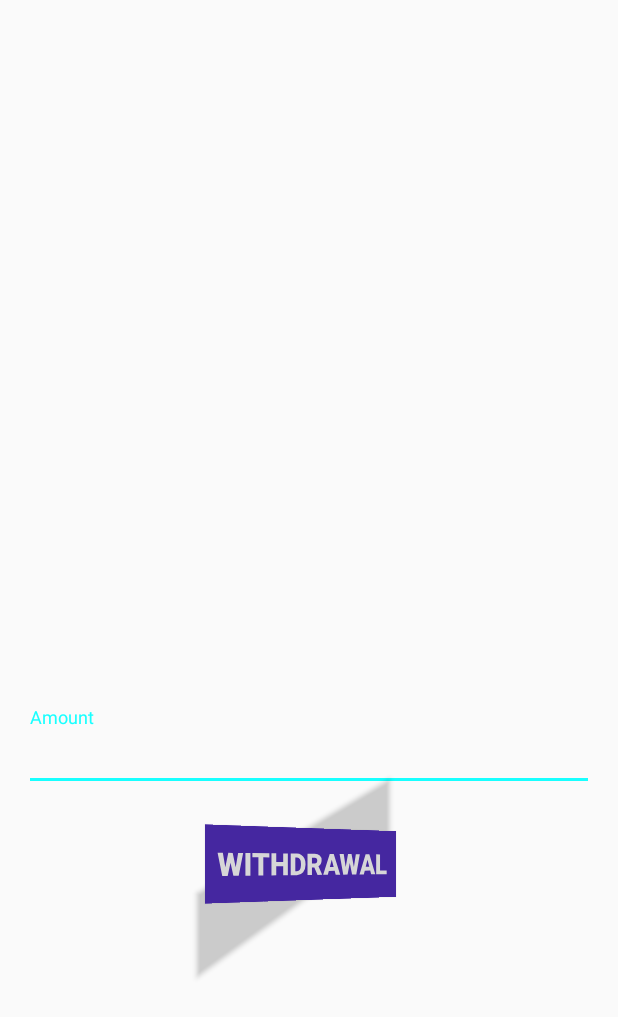
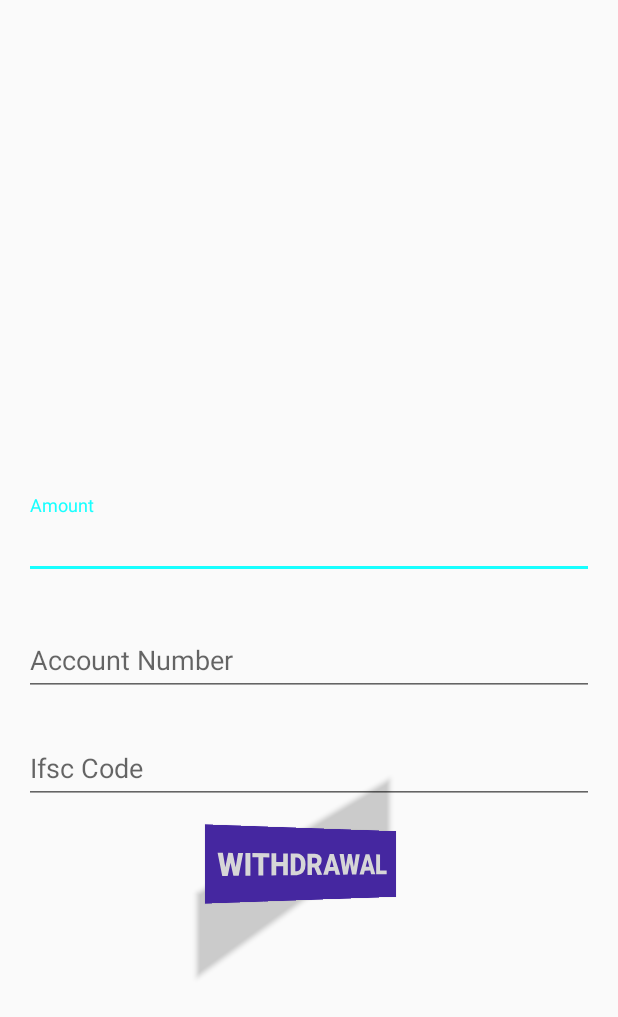
Before and after one commit to cmFodWx5YWRhdjEyMTA5/KwizzApppp, an Android app: the layout fragment_withdrawal_points.xml on its own in the app's theme, with its tools: preview values and no code run, on a phone screen of 412 x 824 dp. Shown: the top 1017 px of the screen. Run offline under Robolectric (Android 15) with nearby library versions, the phone set to English and light mode, and no system bars.

Commit message:
Commit from home

```diff
--- a/app/src/main/java/com/example/mayank/kwizzapp/viewmodels/Transactions.kt
+++ b/app/src/main/java/com/example/mayank/kwizzapp/viewmodels/Transactions.kt
@@ -21,6 +21,12 @@ class Transactions {
         var mobileNumber : String? = null
         var email : String? = null
         var product :String? = null
+    }
+
+    class WithdrawalPoints {
+        var amount : String? = null
+        var accountNumber : String? = null
+        var ifscCode : String? = null
     }
 
 
--- a/app/src/main/res/layout/fragment_withdrawal_points.xml
+++ b/app/src/main/res/layout/fragment_withdrawal_points.xml
@@ -1,10 +1,23 @@
 <?xml version="1.0" encoding="utf-8"?>
+<layout xmlns:bind="http://schemas.android.com/apk/res-auto">
+    <data class="WithdrawalPointsBinding">
+        <import type="android.view.View" />
+
+        <variable
+            name="DisableBankDetails"
+            type="java.lang.Boolean" />
+        <variable
+            name="WithdrawalPointsVm"
+            type="com.example.mayank.googleplaygame.network.wallet.Transactions.WithdrawalPoints"/>
+    </data>
     <FrameLayout xmlns:android="http://schemas.android.com/apk/res/android"
         xmlns:tools="http://schemas.android.com/tools"
         android:layout_width="match_parent"
         android:layout_height="match_parent"
         tools:context=".wallet.WithdrawalPointsFragment">
 
-    <include layout="@layout/withdrawal_points_layout"/>
+        <include layout="@layout/withdrawal_points_layout"
+            bind:WithdrawalPointsVm="@{WithdrawalPointsVm}"/>
 
     </FrameLayout>
+</layout>
--- a/app/src/main/res/layout/withdrawal_points_layout.xml
+++ b/app/src/main/res/layout/withdrawal_points_layout.xml
@@ -1,22 +1,37 @@
 <?xml version="1.0" encoding="utf-8"?>
-<android.support.constraint.ConstraintLayout xmlns:android="http://schemas.android.com/apk/res/android"
+<layout xmlns:android="http://schemas.android.com/apk/res/android"
     xmlns:app="http://schemas.android.com/apk/res-auto"
-    xmlns:tools="http://schemas.android.com/tools"
+    xmlns:tools="http://schemas.android.com/tools">
+
+    <data>
+
+        <import type="android.view.View" />
+
+        <variable
+            name="DisableBankDetails"
+            type="java.lang.Boolean" />
+
+        <variable
+            name="WithdrawalPointsVm"
+            type="com.example.mayank.googleplaygame.network.wallet.Transactions.WithdrawalPoints" />
+    </data>
+
+    <android.support.constraint.ConstraintLayout
         android:layout_width="match_parent"
         android:layout_height="match_parent"
         tools:context=".wallet.WithdrawalPointsFragment">
 
         <android.support.design.widget.TextInputLayout
-        android:layout_margin="16dp"
             android:id="@+id/inputLayoutAmount"
             android:layout_width="match_parent"
             android:layout_height="wrap_content"
+            android:layout_margin="16dp"
+            android:layout_marginStart="8dp"
+            android:layout_marginLeft="8dp"
+            android:layout_marginTop="8dp"
+            android:layout_marginEnd="8dp"
+            android:layout_marginRight="8dp"
             android:layout_marginBottom="8dp"
-        android:layout_marginEnd="8dp"
-        android:layout_marginLeft="8dp"
-        android:layout_marginRight="8dp"
-        android:layout_marginStart="8dp"
-        android:layout_marginTop="8dp"
             app:layout_constraintBottom_toTopOf="@+id/inputLayoutAccountNumber"
             app:layout_constraintEnd_toEndOf="parent"
             app:layout_constraintHorizontal_bias="0.501"
@@ -25,6 +40,7 @@
             app:layout_constraintVertical_bias="0.981">
 
             <android.support.design.widget.TextInputEditText
+                android:text="@={WithdrawalPointsVm.amount}"
                 android:id="@+id/editTextAmount"
                 android:layout_width="match_parent"
                 android:layout_height="wrap_content"
@@ -32,21 +48,22 @@
         </android.support.design.widget.TextInputLayout>
 
         <android.support.design.widget.TextInputLayout
-        android:visibility="gone"
-        android:layout_margin="16dp"
+            android:visibility="@{DisableBankDetails ? View.GONE : View.VISIBLE}"
             android:id="@+id/inputLayoutAccountNumber"
             android:layout_width="match_parent"
             android:layout_height="wrap_content"
+            android:layout_margin="16dp"
+            android:layout_marginStart="8dp"
+            android:layout_marginLeft="8dp"
+            android:layout_marginEnd="8dp"
+            android:layout_marginRight="8dp"
             android:layout_marginBottom="8dp"
-        android:layout_marginEnd="8dp"
-        android:layout_marginLeft="8dp"
-        android:layout_marginRight="8dp"
-        android:layout_marginStart="8dp"
             app:layout_constraintBottom_toTopOf="@+id/inputLayoutIfscCode"
             app:layout_constraintEnd_toEndOf="parent"
             app:layout_constraintStart_toStartOf="parent">
 
             <android.support.design.widget.TextInputEditText
+                android:text="@={WithdrawalPointsVm.accountNumber}"
                 android:id="@+id/editTextAccountNumber"
                 android:layout_width="match_parent"
                 android:layout_height="wrap_content"
@@ -54,21 +71,22 @@
         </android.support.design.widget.TextInputLayout>
 
         <android.support.design.widget.TextInputLayout
-        android:visibility="gone"
-        android:layout_margin="16dp"
+            android:visibility="@{DisableBankDetails ? View.GONE : View.VISIBLE}"
             android:id="@+id/inputLayoutIfscCode"
             android:layout_width="match_parent"
             android:layout_height="wrap_content"
+            android:layout_margin="16dp"
+            android:layout_marginStart="8dp"
+            android:layout_marginLeft="8dp"
+            android:layout_marginEnd="8dp"
+            android:layout_marginRight="8dp"
             android:layout_marginBottom="36dp"
-        android:layout_marginEnd="8dp"
-        android:layout_marginLeft="8dp"
-        android:layout_marginRight="8dp"
-        android:layout_marginStart="8dp"
             app:layout_constraintBottom_toTopOf="@+id/buttonWithdrawalPoints"
             app:layout_constraintEnd_toEndOf="parent"
             app:layout_constraintStart_toStartOf="parent">
 
             <android.support.design.widget.TextInputEditText
+                android:text="@={WithdrawalPointsVm.ifscCode}"
                 android:id="@+id/editTextIfscCode"
                 android:layout_width="match_parent"
                 android:layout_height="wrap_content"
@@ -76,20 +94,21 @@
         </android.support.design.widget.TextInputLayout>
 
         <Button
-        android:textColor="@color/white"
-        android:background="@color/primaryColor"
             android:id="@+id/buttonWithdrawalPoints"
             android:layout_width="wrap_content"
             android:layout_height="wrap_content"
+            android:layout_marginStart="8dp"
+            android:layout_marginEnd="8dp"
             android:layout_marginBottom="224dp"
-        android:layout_marginEnd="8dp"
-        android:layout_marginStart="8dp"
+            android:background="@color/primaryColor"
             android:padding="8dp"
             android:rotationY="30"
             android:text="Withdrawal"
+            android:textColor="@color/white"
             android:textSize="20sp"
             android:textStyle="bold"
             app:layout_constraintBottom_toBottomOf="parent"
             app:layout_constraintEnd_toEndOf="parent"
             app:layout_constraintStart_toStartOf="parent" />
     </android.support.constraint.ConstraintLayout>
+</layout>
```
Also changed, not shown: app/src/main/java/com/example/mayank/kwizzapp/network/ITransaction.kt (+23 -0 lines), app/src/main/java/com/example/mayank/kwizzapp/wallet/WithdrawalPointsFragment.kt (+67 -6 lines). Lines whose indentation alone changed are shown as unchanged.
